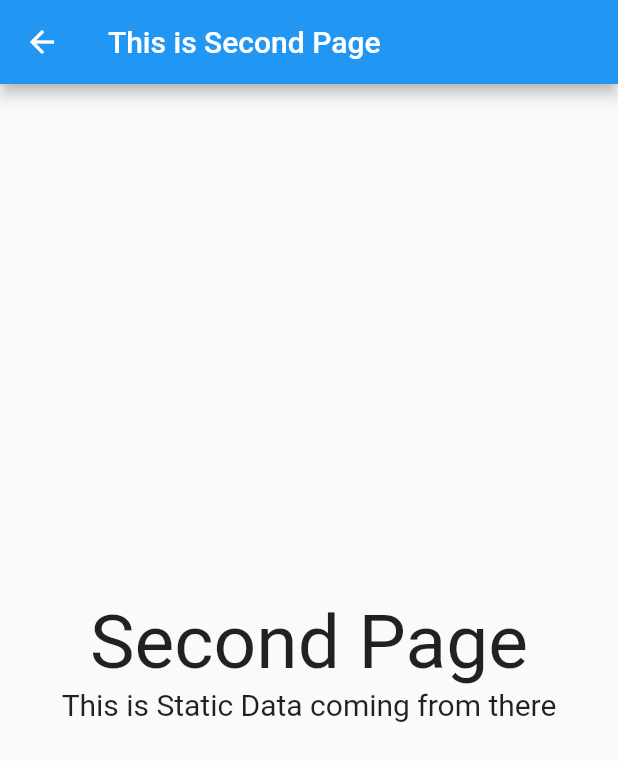
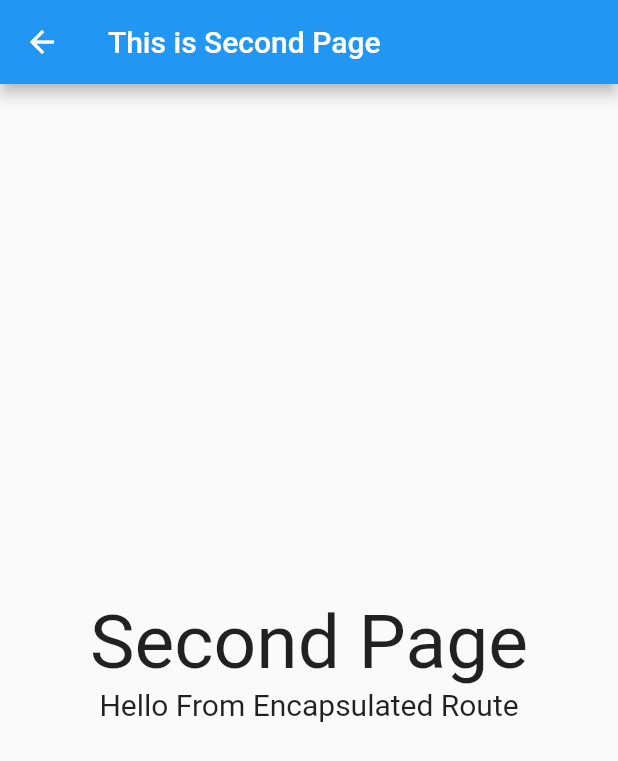
Before and after one commit to ekoRemDev/flutter_routes_and_navigation, a Flutter app: the screen it shows after launch, after a tap on "Go To Second", on a phone screen of 412 x 824 dp. Shown: the top 761 px of the screen. Run offline on Flutter 3.47's test engine with Material 2 defaults, Android fonts, the phone set to English and light mode, and no system bars.

Commit message:
routes with route_generator

```diff
--- a/lib/main.dart
+++ b/lib/main.dart
@@ -1,4 +1,5 @@
 import 'package:flutter/material.dart';
+import 'package:flutter_routes_and_navigation/route_generator.dart';
 
 void main() => runApp(MyApp());
 
@@ -8,10 +9,8 @@ class MyApp extends StatelessWidget {
     return MaterialApp(
       title: 'Routing Demo',
       theme: ThemeData(primarySwatch: Colors.blue),
-      home: FirstPage(),
-      routes: {
-        '/second':(_)=> SecondPage(data: "This is Static Data coming from there",)
-      },
+      initialRoute: '/',
+      onGenerateRoute: RouteGenerator.generateRoute,
     );
   }
 }
@@ -35,7 +34,7 @@ class FirstPage extends StatelessWidget {
             RaisedButton(
                 child: Text('Go To Second'),
                 onPressed: () {
-                  Navigator.of(context).pushNamed('/second');
+                  Navigator.of(context).pushNamed('/second',arguments: "Hello From Encapsulated Route");
                 })
           ],
         ),
--- /dev/null
+++ b/lib/route_generator.dart
@@ -0,0 +1,37 @@
+import 'package:flutter/material.dart';
+import 'main.dart';
+
+class RouteGenerator {
+  static Route<dynamic> generateRoute(RouteSettings settings) {
+    final args = settings.arguments;
+
+    switch (settings.name) {
+      case '/':
+        return MaterialPageRoute(builder: (_) => FirstPage());
+      case '/second':
+        if (args is String) {
+          return MaterialPageRoute(
+            builder: (_) => SecondPage(
+              data: args,
+            ),
+          );
+        }
+        return _errorRoute();
+      default:
+        return _errorRoute();
+    }
+  }
+
+  static Route<dynamic> _errorRoute() {
+    return MaterialPageRoute(builder: (_) {
+      return Scaffold(
+        appBar: AppBar(
+          title: Text('Error'),
+        ),
+        body: Center(
+          child: Text('ERROR'),
+        ),
+      );
+    });
+  }
+}
```
Also changed, not shown: 1 other file.
